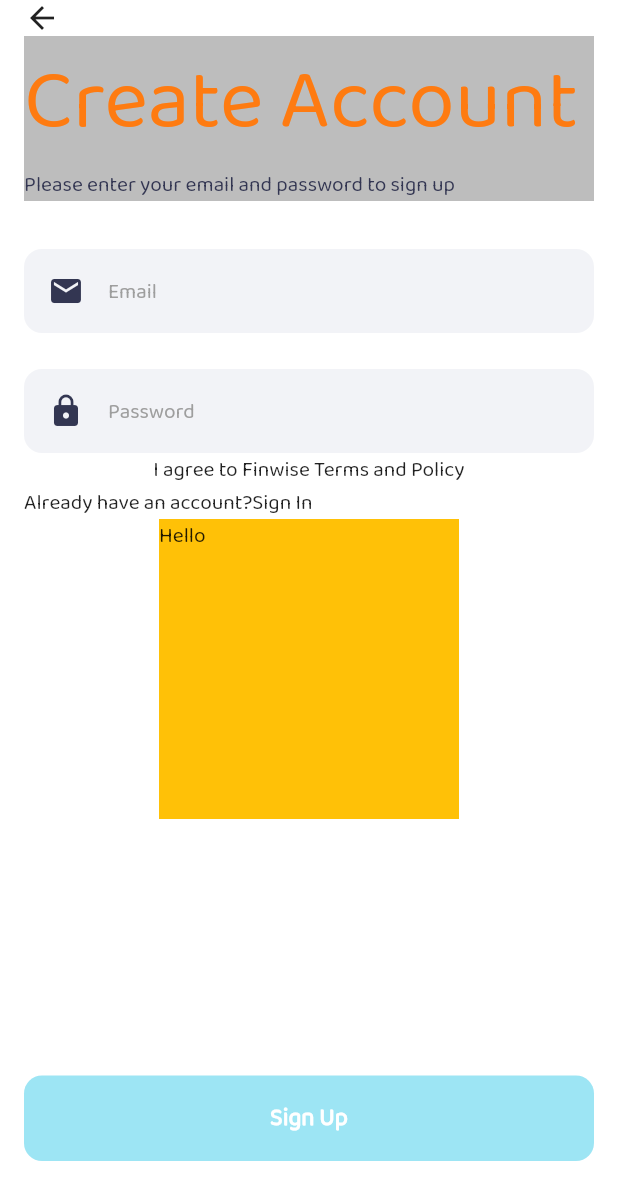
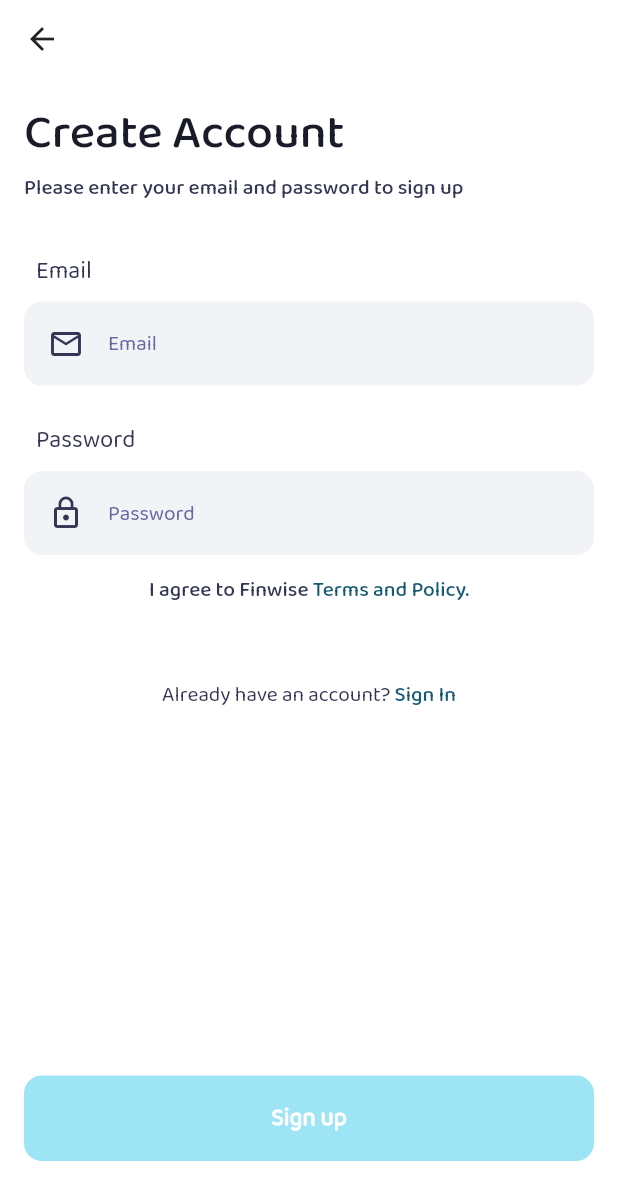
Before and after one commit to Financial-App-Finwise/finance-mobile-app, a Flutter app: the screen it shows after launch, on a phone screen of 412 x 824 dp. Shown: the top 1200 px of the screen. Run offline on Flutter 3.47's test engine with Material 2 defaults, Android fonts, the phone set to English and light mode, and no system bars; our stand-ins replace font_awesome_flutter.

Commit message:
sign up screen

```diff
--- a/lib/core/constants/font_constant.dart
+++ b/lib/core/constants/font_constant.dart
@@ -1,3 +1,4 @@
 class FontConstant {
   static String primary = 'Baloo_Thambi_2';
+  static String balooThambi2Medium = 'Baloo_Thambi_2_Medium';
 }
--- a/lib/modules/auth/screens/sign_up_screen.dart
+++ b/lib/modules/auth/screens/sign_up_screen.dart
@@ -1,4 +1,5 @@
 import 'package:flutter/material.dart';
+import 'package:font_awesome_flutter/font_awesome_flutter.dart';
 import 'package:test/core/constants/color_constant.dart';
 import 'package:test/core/constants/font_constant.dart';
 import 'package:test/core/widgets/test_container.dart';
@@ -13,8 +14,10 @@ class SignUpScreen extends StatefulWidget {
 class _SignUpScreenState extends State<SignUpScreen> {
   @override
   Widget build(BuildContext context) {
+    print(Theme.of(context).textTheme.headlineMedium);
     return Scaffold(
-      body: _buildBody(),
+      resizeToAvoidBottomInset: false,
+      body: SafeArea(child: _buildBody()),
     );
   }
 
@@ -24,6 +27,8 @@ class _SignUpScreenState extends State<SignUpScreen> {
       child: Column(
         children: [
           Expanded(
+            child: Container(
+              // color: Colors.green[200],
               child: SingleChildScrollView(
                 child: Column(
                   children: [
@@ -31,10 +36,11 @@ class _SignUpScreenState extends State<SignUpScreen> {
                     _buildTopContent(),
                     _buildTextFields(),
                     _buildBottomContent(),
-                  TestContainer(
-                    text: 'Hello',
+                    // TestContainer(
+                    //   text: 'Hello',
+                    // ),
+                  ],
                 ),
-                ],
               ),
             ),
           ),
@@ -46,29 +52,32 @@ class _SignUpScreenState extends State<SignUpScreen> {
 
   Widget _buildArrow() {
     return Container(
+      // color: Colors.lightBlue[200],
+      padding: EdgeInsets.symmetric(vertical: 14),
       alignment: Alignment.topLeft,
       child: Icon(Icons.arrow_back),
     );
   }
 
+  late TextTheme _textTheme = Theme.of(context).textTheme;
+
   Widget _buildTopContent() {
     return Container(
       alignment: Alignment.topLeft,
-      margin: EdgeInsets.only(bottom: 32),
-      color: Colors.grey[400],
+      padding: EdgeInsets.only(top: 12, bottom: 32),
+      // color: Colors.orange[200],
       child: Column(
         crossAxisAlignment: CrossAxisAlignment.start,
         children: [
           Text(
             'Create Account',
-            style: Theme.of(context).textTheme.displayMedium,
+            style: _textTheme.headlineMedium!
+                .copyWith(fontWeight: FontWeight.w500),
           ),
           Text(
             'Please enter your email and password to sign up',
-            style: TextStyle(
-              color: ColorConstant.mainText,
-              fontSize: 14,
-              fontWeight: FontWeight.w500,
+            style: _textTheme.bodyMedium!.copyWith(
+              fontFamily: FontConstant.balooThambi2Medium,
             ),
           ),
         ],
@@ -82,21 +91,41 @@ class _SignUpScreenState extends State<SignUpScreen> {
 
   Widget _buildTextFields() {
     return Container(
-      padding: EdgeInsets.zero,
+      // color: Colors.amber[100],
+      // padding: EdgeInsets.zero,
+      // alignment: Alignment.topLeft,
       child: Column(
+        crossAxisAlignment: CrossAxisAlignment.start,
         children: [
+          _buildTextLabel(text: 'Email'),
           _buildTextFieldItem(
               hintText: 'Email',
-            prefixIcon: Icon(Icons.email, color: ColorConstant.mainText),
-            controller: _emailController
-          ),
+              prefixIcon:
+                  Icon(Icons.email_outlined, color: ColorConstant.mainText),
+              controller: _emailController),
           SizedBox(height: 24),
+          _buildTextLabel(text: 'Password'),
           _buildTextFieldItem(
             hintText: 'Password',
-            prefixIcon: Icon(Icons.lock, color: ColorConstant.mainText),
+            prefixIcon: Icon(Icons.lock_outline, color: ColorConstant.mainText),
             controller: _passwordController,
           ),
         ],
+      ),
+    );
+  }
+
+  Widget _buildTextLabel({required String text}) {
+    return Container(
+      padding: EdgeInsets.only(left: 8, bottom: 8),
+      child: Text(
+        text,
+        style: TextStyle(
+          fontSize: 16,
+          color: ColorConstant.mainText,
+          fontFamily: FontConstant.primary,
+          fontWeight: FontWeight.w400,
+        ),
       ),
     );
   }
@@ -110,7 +139,7 @@ class _SignUpScreenState extends State<SignUpScreen> {
     return Container(
       decoration: BoxDecoration(
         borderRadius: BorderRadius.circular(12),
-        color: formColor,
+        color: Color(0xffF2F3F7),
       ),
       child: TextFormField(
         // cursorHeight: 14,
@@ -123,8 +152,9 @@ class _SignUpScreenState extends State<SignUpScreen> {
         decoration: InputDecoration(
           hintText: hintText,
           hintStyle: TextStyle(
-            color: Colors.grey,
+            color: ColorConstant.thin,
             fontSize: 14,
+            fontWeight: FontWeight.w400,
           ),
           prefixIcon: Container(
             margin: EdgeInsets.all(16),
@@ -151,14 +181,41 @@ class _SignUpScreenState extends State<SignUpScreen> {
 
   Widget _buildBottomContent() {
     return Container(
+      alignment: Alignment.center,
+      // color: Colors.yellow[200],
+      padding: EdgeInsets.only(top: 12),
       child: Column(
+        crossAxisAlignment: CrossAxisAlignment.center,
         children: [
-          Text('I agree to Finwise Terms and Policy'),
           Row(
+            mainAxisAlignment: MainAxisAlignment.center,
             children: [
-              Text('Already have an account?'),
+              Text(
+                'I agree to Finwise ',
+                style: _textTheme.bodyMedium!.copyWith(
+                  fontFamily: FontConstant.balooThambi2Medium,
+                ),
+              ),
+              Text(
+                'Terms and Policy.',
+                style: _textTheme.bodyMedium!.copyWith(
+                    fontFamily: FontConstant.balooThambi2Medium,
+                    color: ColorConstant.boldLink),
+              ),
+            ],
+          ),
+          SizedBox(height: 48),
+          Row(
+            mainAxisAlignment: MainAxisAlignment.center,
+            children: [
+              Text('Already have an account? ', style: _textTheme.bodyMedium),
               InkWell(
-                child: Text('Sign In'),
+                child: Text(
+                  'Sign In',
+                  style: _textTheme.bodyMedium!.copyWith(
+                      fontFamily: FontConstant.balooThambi2Medium,
+                      color: ColorConstant.boldLink),
+                ),
                 onTap: () {
                   print('hi');
                 },
@@ -176,6 +233,7 @@ class _SignUpScreenState extends State<SignUpScreen> {
 
   Widget _buildButton() {
     return Container(
+      // color: Colors.blue[200],
       alignment: Alignment.center,
       padding: EdgeInsets.symmetric(
         vertical: 50,
@@ -197,7 +255,7 @@ class _SignUpScreenState extends State<SignUpScreen> {
           ),
           padding: EdgeInsets.symmetric(vertical: 16),
           child: Text(
-            'Sign Up',
+            'Sign up',
             style: TextStyle(
                 fontSize: 16, color: Colors.white, fontWeight: FontWeight.w600),
           ),
--- a/lib/themes/app_theme.dart
+++ b/lib/themes/app_theme.dart
@@ -7,6 +7,7 @@ ThemeData appTheme = ThemeData(
   fontFamily: FontConstant.primary,
   primaryColor: ColorConstant.primary,
   textTheme: TextTheme(
-    displayMedium: TextStyle(color: ColorConstant.bill),
+    headlineMedium: TextStyle(fontFamily: FontConstant.balooThambi2Medium, color: ColorConstant.black, fontSize: 32),
+    bodyMedium: TextStyle(color: ColorConstant.mainText, fontSize: 14),
   ),
 );
--- a/pubspec.yaml
+++ b/pubspec.yaml
@@ -35,6 +35,7 @@ dependencies:
   # The following adds the Cupertino Icons font to your application.
   # Use with the CupertinoIcons class for iOS style icons.
   cupertino_icons: ^1.0.2
+  font_awesome_flutter: ^10.6.0
 
 dev_dependencies:
   flutter_test:
@@ -90,5 +91,9 @@ flutter:
     - family: Baloo_Thambi_2
       fonts:
         - asset: assets/fonts/baloo_thambi_2/BalooThambi2-Regular.ttf
+
+    - family: Baloo_Thambi_2_Medium
+      fonts:
+        - asset: assets/fonts/baloo_thambi_2/BalooThambi2-Medium.ttf
   # For details regarding fonts from package dependencies,
   # see https://flutter.dev/custom-fonts/#from-packages
```
Also changed, not shown: assets/fonts/baloo_thambi_2/BalooThambi2-Bold.ttf (added), assets/fonts/baloo_thambi_2/BalooThambi2-ExtraBold.ttf (added), assets/fonts/baloo_thambi_2/BalooThambi2-Medium.ttf (added), assets/fonts/baloo_thambi_2/BalooThambi2-SemiBold.ttf (added), assets/fonts/baloo_thambi_2/BalooThambi2-VariableFont_wght.ttf (added), pubspec.lock. Lines whose indentation alone changed are shown as unchanged.
